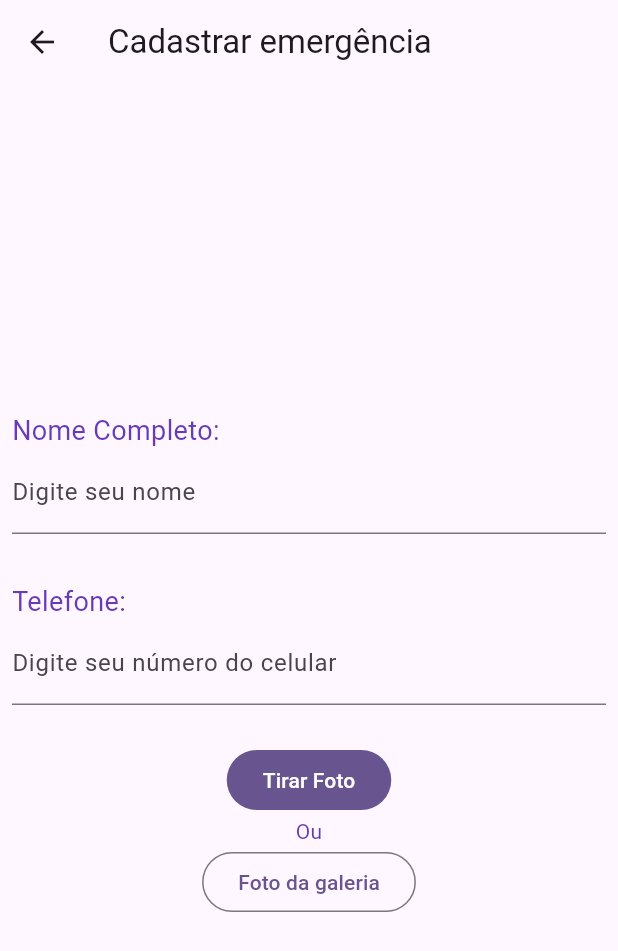
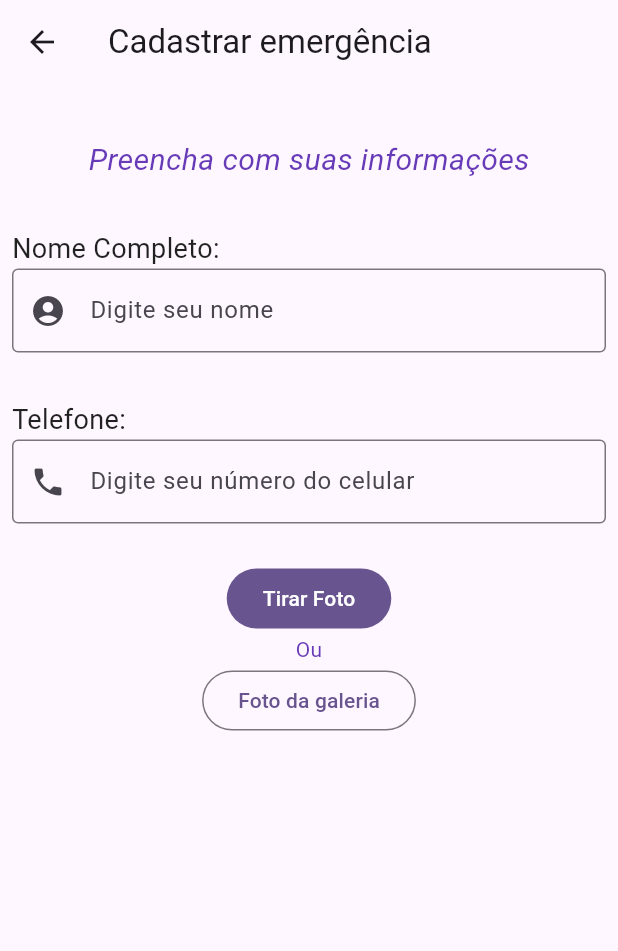
Before and after one commit to Jean2505/PI3-Flutter, a Flutter app: the screen it shows after launch, after a tap on "Solicitar Socorro", on a phone screen of 412 x 824 dp. Shown: the top 951 px of the screen. Run offline on Flutter 3.47's test engine with Material 2 defaults, Android fonts, the phone set to English and light mode, and no system bars; our stand-ins replace image_picker.

Commit message:
Aperfeiçoamento do aplicativo

```diff
--- a/lib/main.dart
+++ b/lib/main.dart
@@ -8,8 +8,6 @@ void main() {
 
 class MyApp extends StatelessWidget {
   const MyApp({super.key});
-
-  // Esse widget é a raiz do aplicativo.
   @override
   Widget build(BuildContext context) {
     return MaterialApp(
@@ -42,17 +40,41 @@ class MyHomePage extends StatelessWidget {
 
   @override
   Widget build(BuildContext context) {
-    return FilledButton(
+    return Row(
+      mainAxisAlignment: MainAxisAlignment.center,
+      children: [
+        Container(
+          alignment: Alignment.bottomCenter,
+          margin: const EdgeInsets.only(top: 15, bottom: 24),
+          child: FilledButton(
             onPressed: () {
               Navigator.push(
                 context,
                 MaterialPageRoute(
                     builder: (context) => const CadastroEmergencia(
                           title: 'Cadastrar emergência',
-                  )),
+                        )
+                ),
               );
             },
-      child: const Text('Solicitar Socorro'),
+            child: const Row(
+              mainAxisAlignment: MainAxisAlignment.center,
+              children: [
+                Icon(Icons.sos),
+                Padding(
+                  padding: EdgeInsets.all(13),
+                  child: Text(
+                    'Solicitar Socorro',
+                    style: TextStyle(fontSize: 20),
+                  ),
+                )
+              ],
+            ),
+
+
+          ),
+        ),
+      ],
     );
   }
 }
@@ -74,13 +96,13 @@ class _CadastroEmergenciaState extends State<CadastroEmergencia> {
   Widget build(BuildContext context) {
     return Scaffold(
       appBar: AppBar(
-        // Aqui, pegamos o valor do objeto MyHomePage que foi criado pelo método App.build
-        //  e o usamos para definir o título da nossa appbar.
         title: Text(widget.title),
       ),
       body: Center(
+        child: Padding(
+          padding: const EdgeInsets.only(top: 20),
           child: Column(
-          mainAxisAlignment: MainAxisAlignment.center,
+            mainAxisAlignment: MainAxisAlignment.start,
             children: <Widget>[
               // Caso futuramente temos que fazer a foto aparecer na tela
               // imagemSelecionada == null
@@ -91,10 +113,20 @@ class _CadastroEmergenciaState extends State<CadastroEmergencia> {
                 child: Column(
                   crossAxisAlignment: CrossAxisAlignment.start,
                   children: [
-                  Text('Nome Completo:', style: TextStyle(fontSize: 18, color: Colors.deepPurple),),
+                    Text('Preencha com suas informações', style: TextStyle(fontSize: 20, color: Colors.deepPurple, fontStyle: FontStyle.italic),),
+                  ],
+                ),
+              ),
+              const Padding(
+                padding: EdgeInsets.symmetric(horizontal: 8, vertical: 16),
+                child: Column(
+                  crossAxisAlignment: CrossAxisAlignment.start,
+                  children: [
+                    Text('Nome Completo:', style: TextStyle(fontSize: 18, color: Colors.black87),),
                     TextField(
                       decoration: InputDecoration(
-                      border: UnderlineInputBorder(),
+                        border: OutlineInputBorder(),
+                        prefixIcon: Icon(Icons.account_circle_sharp),
                         labelText: 'Digite seu nome',
                       ),
                     ),
@@ -106,18 +138,25 @@ class _CadastroEmergenciaState extends State<CadastroEmergencia> {
                 child: Column(
                   crossAxisAlignment: CrossAxisAlignment.start,
                   children: [
-                  Text('Telefone:', style: TextStyle(fontSize: 18, color: Colors.deepPurple),),
+                    Text('Telefone:', style: TextStyle(fontSize: 18, color: Colors.black87),),
                     TextField(
                       decoration: InputDecoration(
-                      border: UnderlineInputBorder(),
+                        border: OutlineInputBorder(),
+                        prefixIcon: Icon(Icons.phone),
                         labelText: 'Digite seu número do celular',
                       ),
                     ),
                   ],
                 ),
               ),
-            Padding(
-              padding: const EdgeInsets.all(10.0),
+              Row(
+                mainAxisAlignment: MainAxisAlignment.center,
+                children: [
+                  Container(
+                    alignment: Alignment.bottomCenter,
+                    margin: const EdgeInsets.only(top: 5, bottom: 24),
+                    child: Padding(
+                      padding: const EdgeInsets.all(5),
                       child: Column(
                         children: [
                           FilledButton(
@@ -136,7 +175,11 @@ class _CadastroEmergenciaState extends State<CadastroEmergencia> {
                         ],
                       ),
                     ),
+                  ),
                 ],
+              ),
+            ],
+          ),
         ),
       ),
     );
```
Also changed, not shown: pubspec.lock. Lines whose indentation alone changed are shown as unchanged.
